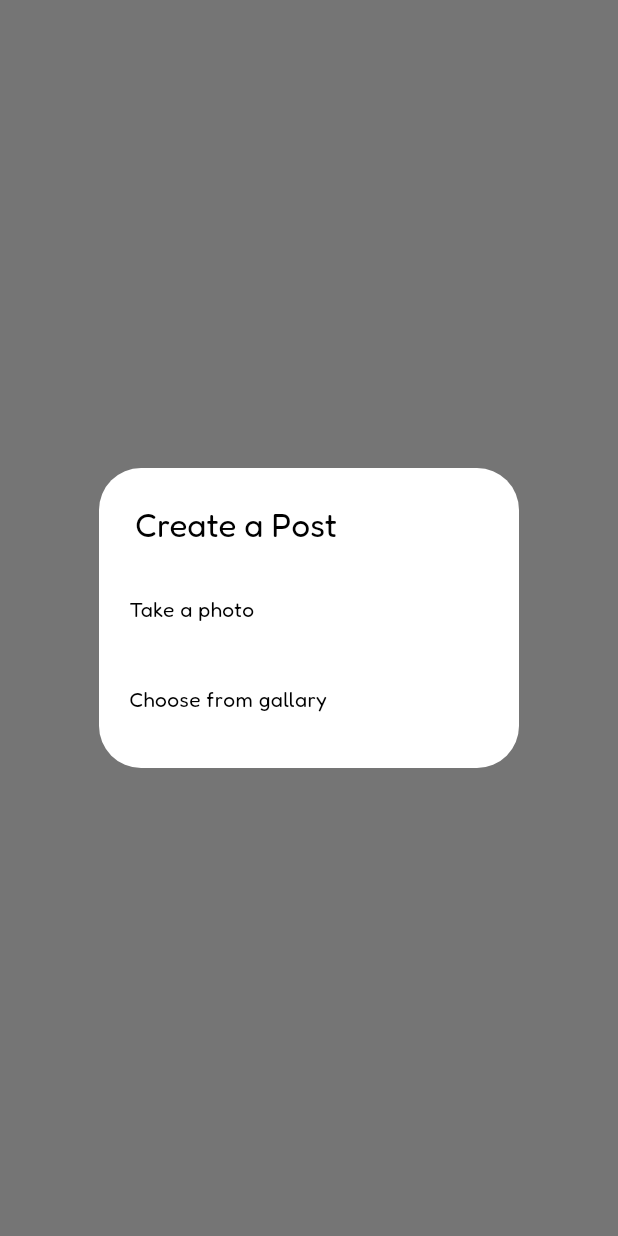
After one commit to trungtran1234/Venue, a Flutter app: the AddPostScreen screen opened directly, after a tap on the "upload" icon, on a phone screen of 412 x 824 dp. The commit adds this screen. Run offline on Flutter 3.47's test engine with Material 3 defaults, Android fonts, the phone set to English and light mode, and no system bars; our stand-ins replace firebase_auth, firebase_core, google_maps_flutter, image_picker, location; accounts and stored records are empty.

Commit message:
Add posting button and adding picture

```diff
--- a/lib/functions.dart
+++ b/lib/functions.dart
@@ -3,6 +3,7 @@ import 'package:app/pages/map.dart';
 import 'package:app/pages/newsfeed.dart';
 import 'package:app/pages/profile.dart';
 import 'package:flutter/material.dart';
+import 'package:image_picker/image_picker.dart';
 
 TextField buildTextField(TextEditingController controller, String hintText,
     {bool obscureText = false}) {
@@ -99,3 +100,12 @@ void showErrorBanner(BuildContext context, String message) {
     ),
   );
 }
+
+pickImage(ImageSource source) async {
+  final ImagePicker _imagePicker = ImagePicker();
+  XFile? _file = await _imagePicker.pickImage(source: source);
+  if (_file != null) {
+    return await _file.readAsBytes();
+  }
+  print('No image selected');
+}
--- /dev/null
+++ b/lib/pages/add_post.dart
@@ -0,0 +1,134 @@
+import 'dart:typed_data';
+
+import 'package:app/functions.dart';
+import 'package:flutter/material.dart';
+import 'package:image_picker/image_picker.dart';
+
+class AddPostScreen extends StatefulWidget {
+  const AddPostScreen({super.key});
+
+  @override
+  State<AddPostScreen> createState() => _AddPostScreenState();
+}
+
+class _AddPostScreenState extends State<AddPostScreen> {
+  Uint8List? _file;
+
+  _selectImage(BuildContext context) async {
+    return showDialog(
+      context: context,
+      builder: (context) {
+        return SimpleDialog(
+          title: const Text('Create a Post'),
+          children: [
+            SimpleDialogOption(
+              padding: const EdgeInsets.all(20),
+              child: const Text('Take a photo'),
+              onPressed: () async {
+                Navigator.of(context).pop();
+                Uint8List file = await pickImage(
+                  ImageSource.camera,
+                );
+                setState(
+                  () {
+                    _file = file;
+                  },
+                );
+              },
+            ),
+            SimpleDialogOption(
+              padding: const EdgeInsets.all(20),
+              child: const Text('Choose from gallary'),
+              onPressed: () async {
+                Navigator.of(context).pop();
+                Uint8List file = await pickImage(
+                  ImageSource.gallery,
+                );
+                setState(
+                  () {
+                    _file = file;
+                  },
+                );
+              },
+            ),
+          ],
+        );
+      },
+    );
+  }
+
+  @override
+  Widget build(BuildContext context) {
+    return _file == null
+        ? Center(
+            child: IconButton(
+              icon: const Icon(Icons.upload),
+              onPressed: () => _selectImage(context),
+            ),
+          )
+        : Scaffold(
+            appBar: AppBar(
+              leading: IconButton(
+                icon: const Icon(Icons.arrow_back),
+                onPressed: () {},
+              ),
+              title: const Text('Post To'),
+              centerTitle: false,
+              actions: [
+                TextButton(
+                  onPressed: () {},
+                  child: const Text(
+                    'Post',
+                    style: TextStyle(
+                      color: Colors.blueAccent,
+                      fontWeight: FontWeight.bold,
+                      fontSize: 16,
+                    ),
+                  ),
+                )
+              ],
+            ),
+            body: Column(
+              children: [
+                Row(
+                  mainAxisAlignment: MainAxisAlignment.spaceAround,
+                  crossAxisAlignment: CrossAxisAlignment.start,
+                  children: [
+                    const CircleAvatar(
+                      backgroundImage:
+                          AssetImage('lib/assets/Default_pfp.svg.png'),
+                    ),
+                    SizedBox(
+                      width: MediaQuery.of(context).size.width * 0.4,
+                      child: TextField(
+                        decoration: const InputDecoration(
+                          hintText: 'Write a caption...',
+                          border: InputBorder.none,
+                        ),
+                        maxLines: 8,
+                      ),
+                    ),
+                    SizedBox(
+                      height: 100,
+                      width: 100,
+                      child: AspectRatio(
+                        aspectRatio: 487 / 451,
+                        child: Container(
+                          decoration: BoxDecoration(
+                            image: DecorationImage(
+                              image: MemoryImage(_file!),
+                              fit: BoxFit.fill,
+                              alignment: FractionalOffset.topCenter,
+                            ),
+                          ),
+                        ),
+                      ),
+                    ),
+                    const Divider(),
+                  ],
+                ),
+              ],
+            ),
+          );
+  }
+}
--- a/lib/pages/newsfeed.dart
+++ b/lib/pages/newsfeed.dart
@@ -1,3 +1,4 @@
+import 'package:app/pages/add_post.dart';
 import 'package:flutter/material.dart';
 import 'package:app/functions.dart';
 import 'package:flutter/widgets.dart';
@@ -28,6 +29,11 @@ class _NewsFeedState extends State<NewsFeedPage> {
     return SingleChildScrollView(
       child: Column(
         children: [
+          IconButton(
+              onPressed: () {
+                newRoute(context, const AddPostScreen());
+              },
+              icon: const Icon(Icons.add)),
           Column(
             children: List.generate(
               8,
```
